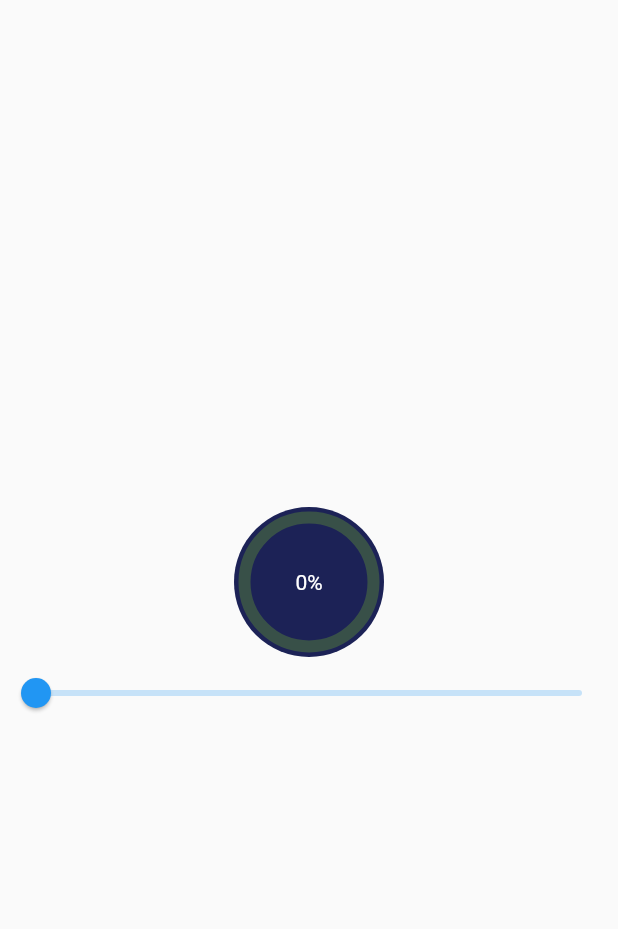
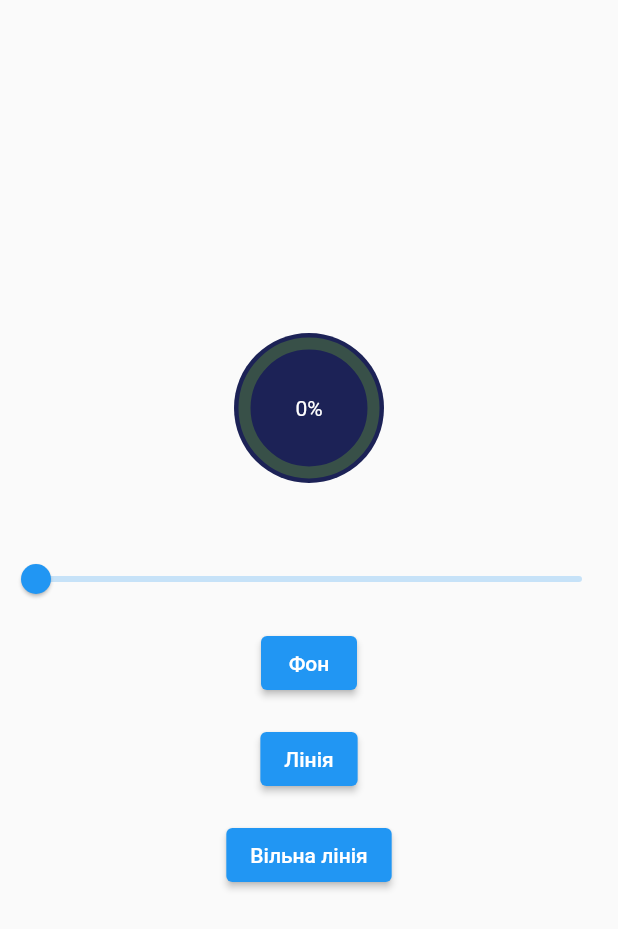
Before and after one commit to 40rty5ive/bloc_RadialPersentWidget, a Flutter app: the screen it shows after launch, on a phone screen of 412 x 824 dp. Shown: the top 929 px of the screen. Run offline on Flutter 3.47's test engine with Material 2 defaults, Android fonts, the phone set to English and light mode, and no system bars; our stand-ins replace flutter_bloc.

Commit message:
add buttons

```diff
--- a/lib/bloc/radial_persent_widget_bloc.dart
+++ b/lib/bloc/radial_persent_widget_bloc.dart
@@ -1,3 +1,5 @@
+// ignore_for_file: invalid_use_of_visible_for_testing_member
+
 import 'package:flutter_bloc/flutter_bloc.dart';
 
 abstract class MyEvent {}
@@ -11,14 +13,7 @@ class ChangeSlider extends MyEvent {
 class RadialPersentWidgetBloc extends Bloc<MyEvent, double> {
   @override
   double state = 0;
-  RadialPersentWidgetBloc(double initialState) : super(initialState) {
-    on<ChangeSlider>(
-      ((event, emit) {
-        //print(event.percent);
-        emit(state = event.percent);
-      }),
-    );
-  }
+  RadialPersentWidgetBloc(double initialState) : super(initialState);
 
   void changeSlider(ChangeSlider event) {
     emit(state = event.percent);
--- a/lib/widgets/home_page.dart
+++ b/lib/widgets/home_page.dart
@@ -37,16 +37,36 @@ class _HomePageState extends State<HomePage> {
                 ),
               ),
             ),
-            Slider(
-              value: state,
-              max: 1,
-              onChanged: (double value) {
-                // setState(() {
-                //   _currentSliderValue = state;
-                // });
-                //sliderBloc.add(ChangeSlider(value));
-                sliderBloc.changeSlider(ChangeSlider(value));
-              },
+            Padding(
+              padding: const EdgeInsets.only(top: 40),
+              child: Slider(
+                value: state,
+                max: 1,
+                onChanged: (double value) {
+                  sliderBloc.changeSlider(ChangeSlider(value));
+                },
+              ),
+            ),
+            Padding(
+              padding: const EdgeInsets.all(8.0),
+              child: ElevatedButton(
+                onPressed: () {},
+                child: const Text('Фон'),
+              ),
+            ),
+            Padding(
+              padding: const EdgeInsets.all(8.0),
+              child: ElevatedButton(
+                onPressed: () {},
+                child: const Text('Лінія'),
+              ),
+            ),
+            Padding(
+              padding: const EdgeInsets.all(8.0),
+              child: ElevatedButton(
+                onPressed: () {},
+                child: const Text('Вільна лінія'),
+              ),
             ),
           ],
         ),
```
